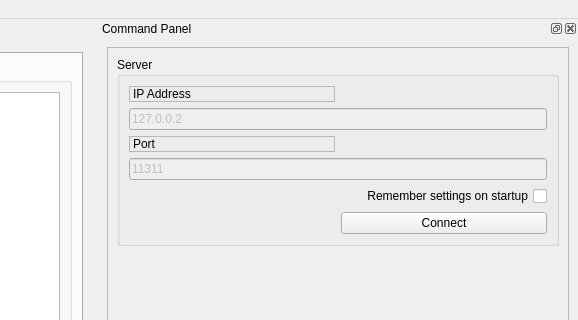
Before: the Qt Designer form include/server/mainwindow_server.ui in frannecki/chatroom, drawn with Qt 5; both pictures show x 295 to 873 and y 0 to 320 of the 873 by 776 pixel window.
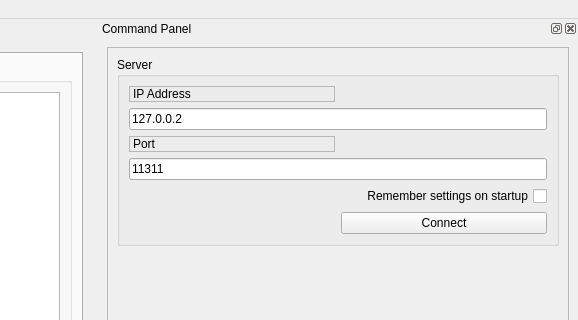
After: the same form once the commit is applied. Icons and pictures are not drawn.

Patch:
```diff
--- a/include/server/mainwindow_server.ui
+++ b/include/server/mainwindow_server.ui
@@ -204,7 +204,7 @@
            <item row="3" column="0" colspan="2">
             <widget class="QLineEdit" name="line_edit_port">
              <property name="enabled">
-              <bool>false</bool>
+              <bool>true</bool>
              </property>
              <property name="text">
               <string>11311</string>
@@ -214,7 +214,7 @@
            <item row="1" column="0" colspan="2">
             <widget class="QLineEdit" name="line_edit_addr">
              <property name="enabled">
-              <bool>false</bool>
+              <bool>true</bool>
              </property>
              <property name="text">
               <string>127.0.0.2</string>
```
Left out of the diff: 4 changed lines with no effect on the pictures.
